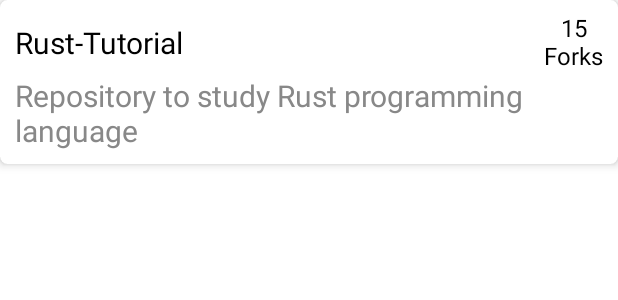
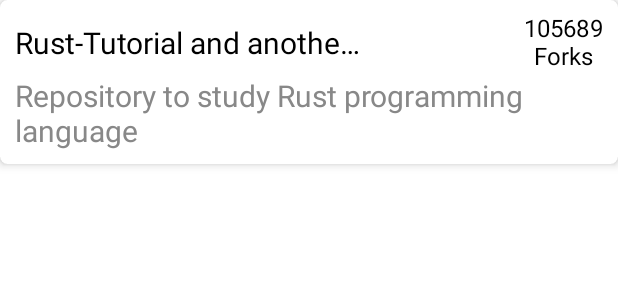
Before and after one commit to mikhailDyoshin/GitHub_API_Search_App_Test_Task, an Android app built with Jetpack Compose: the @Preview function RepositoryItemPreview, on a phone screen of 412 x 824 dp. Shown: the top 300 px of the screen. Run offline under Robolectric (Android 15) with nearby library versions, the phone set to English and light mode, and no system bars.

Commit message:
Refactored the RepositoryItem-composable

```diff
--- a/app/src/main/java/com/example/githubsearchapp/presentation/searchScreen/components/RepositoryItem.kt
+++ b/app/src/main/java/com/example/githubsearchapp/presentation/searchScreen/components/RepositoryItem.kt
@@ -14,6 +14,7 @@ import androidx.compose.ui.Alignment
 import androidx.compose.ui.Modifier
 import androidx.compose.ui.draw.shadow
 import androidx.compose.ui.graphics.Color
+import androidx.compose.ui.text.style.TextOverflow
 import androidx.compose.ui.tooling.preview.Preview
 import androidx.compose.ui.unit.dp
 import androidx.compose.ui.unit.sp
@@ -47,8 +48,7 @@ fun RepositoryItem(
                 modifier = Modifier
                     .background(color = Color.White, shape = RoundedCornerShape(cornerSize))
                     .fillMaxWidth()
-                    .padding(horizontal = 10.dp, vertical = 10.dp)
-                    ,
+                    .padding(horizontal = 10.dp, vertical = 10.dp),
                 verticalArrangement = Arrangement.Center,
                 horizontalAlignment = Alignment.CenterHorizontally
             ) {
@@ -60,9 +60,15 @@ fun RepositoryItem(
                     horizontalArrangement = Arrangement.SpaceBetween,
                     verticalAlignment = Alignment.CenterVertically
                 ) {
-                    Text(text = state.name, fontSize = 20.sp)
+                    Text(
+                        text = state.name,
+                        fontSize = 20.sp,
+                        maxLines = 1,
+                        overflow = TextOverflow.Ellipsis,
+                        modifier = Modifier.fillMaxWidth(0.6f)
+                    )
                     Column(horizontalAlignment = Alignment.CenterHorizontally) {
-                        Text(text = state.forksNumber.toString(), fontSize = 16.sp)
+                        Text(text = state.forksNumber.toString(), fontSize = 16.sp, maxLines = 1)
                         Text(text = "Forks", fontSize = 16.sp)
                     }
                 }
@@ -87,9 +93,9 @@ fun RepositoryItemPreview() {
     Column(modifier = Modifier.background(color = Color.White)) {
         RepositoryItem(
             state = SearchListItemState.RepositoryState(
-                name = "Rust-Tutorial",
+                name = "Rust-Tutorial and another part of a very long title",
                 description = "Repository to study Rust programming language",
-                forksNumber = 15,
+                forksNumber = 105689,
                 owner = "John"
             ),
             navigateToRepositoryContent = {}
--- a/app/src/main/java/com/example/githubsearchapp/presentation/searchScreen/components/UserItem.kt
+++ b/app/src/main/java/com/example/githubsearchapp/presentation/searchScreen/components/UserItem.kt
@@ -4,7 +4,6 @@ import androidx.compose.foundation.background
 import androidx.compose.foundation.clickable
 import androidx.compose.foundation.layout.Column
 import androidx.compose.foundation.layout.Row
-import androidx.compose.foundation.layout.fillMaxHeight
 import androidx.compose.foundation.layout.fillMaxWidth
 import androidx.compose.foundation.layout.height
 import androidx.compose.foundation.layout.padding
```
